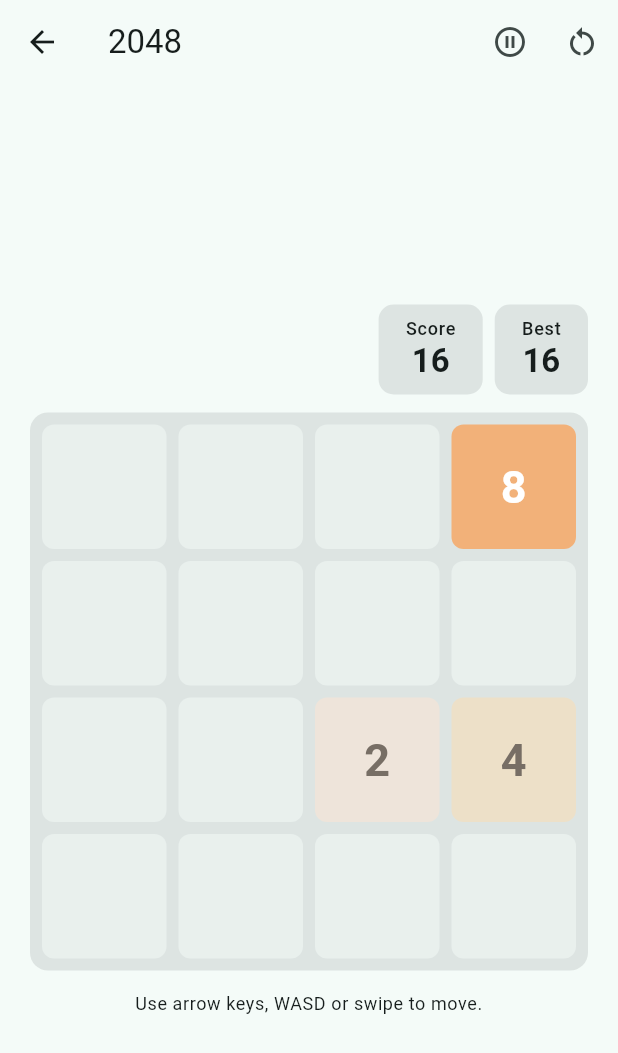
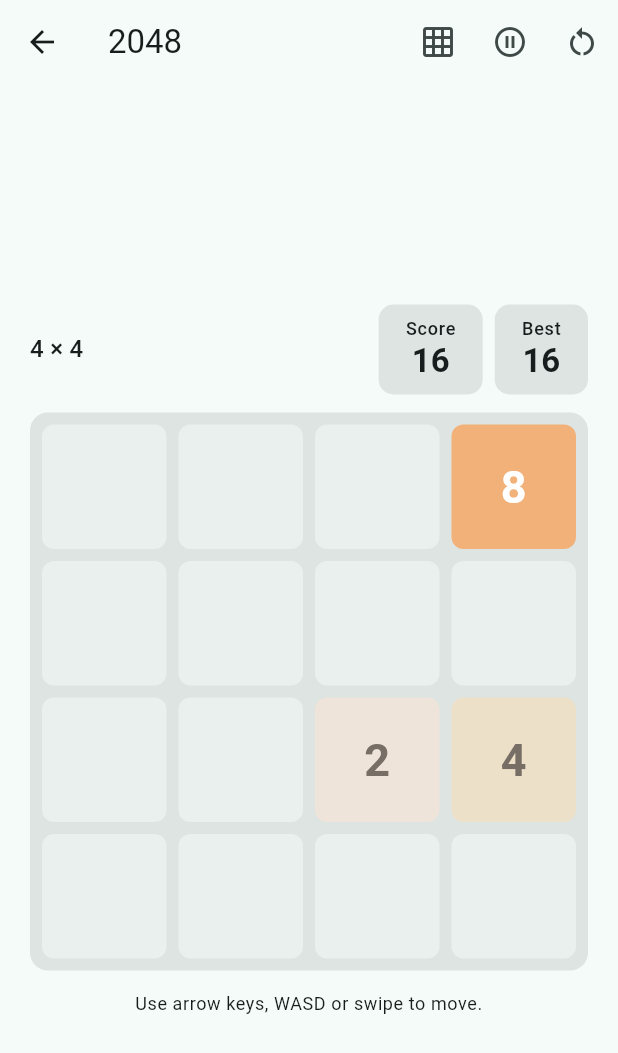
Before and after one commit to whynbnb/pockito, a Flutter app: the Game2048Screen screen opened directly, after a tap on the "play circle outline" icon, on a phone screen of 412 x 824 dp. Shown: the top 1053 px of the screen. Run offline on Flutter 3.47's test engine with Material 3 defaults, Android fonts, the light colour scheme and no system bars; our stand-ins replace file_picker, flutter_secure_storage, local_auth; missing offline and left inert: cryptography; accounts and stored records are empty.

Commit message:
Add 2048 board size modes and fix grid

```diff
--- a/lib/main.dart
+++ b/lib/main.dart
@@ -1484,15 +1484,34 @@
 
 enum Direction2048 { up, down, left, right }
 
+enum Game2048Mode {
+  mini(3, 256, '3 × 3'),
+  classic(4, 2048, '4 × 4'),
+  large(5, 4096, '5 × 5'),
+  huge(6, 8192, '6 × 6');
+
+  const Game2048Mode(this.size, this.target, this.label);
+  final int size;
+  final int target;
+  final String label;
+}
+
 class Game2048 {
-  Game2048({Random? random})
-    : this.withCells(List<int>.filled(size * size, 0), random: random);
-
-  Game2048.withCells(this.cells, {Random? random})
-    : _random = random ?? Random();
-
-  static const int size = 4;
-  final List<int> cells;
+  Game2048({Random? random, this.size = 4, this.target = 2048})
+    : _random = random ?? Random() {
+    cells = List<int>.filled(size * size, 0);
+  }
+
+  Game2048.withCells(
+    this.cells, {
+    this.size = 4,
+    this.target = 2048,
+    Random? random,
+  }) : _random = random ?? Random();
+
+  final int size;
+  final int target;
+  late final List<int> cells;
   final Random _random;
   int score = 0;
 
@@ -1523,7 +1542,7 @@
   bool move(Direction2048 direction, {bool spawn = true}) {
     final before = List<int>.of(cells);
     var gained = 0;
-    for (final line in _lines(direction)) {
+    for (final line in _lines(size, direction)) {
       final values = line.map((index) => cells[index]).toList();
       final collapsed = _collapse(values, (value) => gained += value);
       for (var index = 0; index < line.length; index++) {
@@ -1537,8 +1556,9 @@
   }
 
   static List<int> slideBoard(List<int> cells, Direction2048 direction) {
+    final size = sqrt(cells.length).round();
     final result = List<int>.of(cells);
-    for (final line in _lines(direction)) {
+    for (final line in _lines(size, direction)) {
       final values = line.map((index) => result[index]).toList();
       final collapsed = _collapse(values, (_) {});
       for (var index = 0; index < line.length; index++) {
@@ -1548,7 +1568,7 @@
     return result;
   }
 
-  static List<List<int>> _lines(Direction2048 direction) {
+  static List<List<int>> _lines(int size, Direction2048 direction) {
     final lines = <List<int>>[];
     for (var i = 0; i < size; i++) {
       final line = <int>[];
@@ -1649,13 +1669,14 @@
   }
 
   static double _evaluate(List<int> cells) {
+    final size = sqrt(cells.length).round();
     var empties = 0;
     for (final value in cells) {
       if (value == 0) empties++;
     }
     return empties * 2.7 +
-        _monotonicity(cells) +
-        _smoothness(cells) * 0.1 +
+        _monotonicity(cells, size) +
+        _smoothness(cells, size) * 0.1 +
         _maxTile(cells);
   }
 
@@ -1667,30 +1688,30 @@
     return _log2(maxValue);
   }
 
-  static double _smoothness(List<int> cells) {
+  static double _smoothness(List<int> cells, int size) {
     var smoothness = 0.0;
-    for (var row = 0; row < Game2048.size; row++) {
-      for (var column = 0; column < Game2048.size; column++) {
-        final index = row * Game2048.size + column;
+    for (var row = 0; row < size; row++) {
+      for (var column = 0; column < size; column++) {
+        final index = row * size + column;
         if (cells[index] == 0) continue;
         final value = _log2(cells[index]);
-        if (column + 1 < Game2048.size && cells[index + 1] != 0) {
+        if (column + 1 < size && cells[index + 1] != 0) {
           smoothness -= (value - _log2(cells[index + 1])).abs();
         }
-        if (row + 1 < Game2048.size && cells[index + Game2048.size] != 0) {
-          smoothness -= (value - _log2(cells[index + Game2048.size])).abs();
+        if (row + 1 < size && cells[index + size] != 0) {
+          smoothness -= (value - _log2(cells[index + size])).abs();
         }
       }
     }
     return smoothness;
   }
 
-  static double _monotonicity(List<int> cells) {
+  static double _monotonicity(List<int> cells, int size) {
     final totals = <double>[0, 0, 0, 0];
-    for (var row = 0; row < Game2048.size; row++) {
-      for (var column = 0; column + 1 < Game2048.size; column++) {
-        final current = _log2(cells[row * Game2048.size + column]);
-        final next = _log2(cells[row * Game2048.size + column + 1]);
+    for (var row = 0; row < size; row++) {
+      for (var column = 0; column + 1 < size; column++) {
+        final current = _log2(cells[row * size + column]);
+        final next = _log2(cells[row * size + column + 1]);
         if (current > next) {
           totals[0] += next - current;
         } else if (current < next) {
@@ -1698,10 +1719,10 @@
         }
       }
     }
-    for (var column = 0; column < Game2048.size; column++) {
-      for (var row = 0; row + 1 < Game2048.size; row++) {
-        final current = _log2(cells[row * Game2048.size + column]);
-        final next = _log2(cells[(row + 1) * Game2048.size + column]);
+    for (var column = 0; column < size; column++) {
+      for (var row = 0; row + 1 < size; row++) {
+        final current = _log2(cells[row * size + column]);
+        final next = _log2(cells[(row + 1) * size + column]);
         if (current > next) {
           totals[2] += next - current;
         } else if (current < next) {
@@ -1731,11 +1752,17 @@
   _ => const Color(0xff3c3a32),
 };
 
-double _tile2048FontSize(int value) {
-  if (value < 100) return 30;
-  if (value < 1000) return 26;
-  if (value < 10000) return 20;
-  return 16;
+double _tile2048FontSize(int value, int boardSize) {
+  final base = switch (boardSize) {
+    3 => 40.0,
+    4 => 30.0,
+    5 => 24.0,
+    _ => 19.0,
+  };
+  if (value < 100) return base;
+  if (value < 1000) return base * 0.85;
+  if (value < 10000) return base * 0.68;
+  return base * 0.55;
 }
 
 class Game2048Screen extends StatefulWidget {
@@ -1745,7 +1772,8 @@
 }
 
 class _Game2048ScreenState extends State<Game2048Screen> {
-  final _game = Game2048();
+  late Game2048 _game;
+  Game2048Mode _mode = Game2048Mode.classic;
   final _preferences = LocalPreferences();
   final _focusNode = FocusNode();
   Offset _dragDelta = Offset.zero;
@@ -1755,11 +1783,12 @@
 
   bool get _autoPlaying => _autoTimer != null;
 
+  String get _bestKey => 'game_2048_best_${_mode.size}';
+
   @override
   void initState() {
     super.initState();
-    _game.reset();
-    _loadBest();
+    _startMode(_mode);
   }
 
   @override
@@ -1769,10 +1798,27 @@
     super.dispose();
   }
 
+  void _startMode(Game2048Mode mode) {
+    _mode = mode;
+    _game = Game2048(size: mode.size, target: mode.target);
+    _game.reset();
+    _wonShown = false;
+    _best = 0;
+    _loadBest();
+  }
+
+  void _changeMode(Game2048Mode mode) {
+    if (mode == _mode) return;
+    _autoTimer?.cancel();
+    _autoTimer = null;
+    setState(() => _startMode(mode));
+  }
+
   Future<void> _loadBest() async {
-    final stored = await _preferences.getString('game_2048_best');
+    final key = _bestKey;
+    final stored = await _preferences.getString(key);
     final value = int.tryParse(stored ?? '');
-    if (!mounted || value == null) return;
+    if (!mounted || value == null || key != _bestKey) return;
     setState(() => _best = value);
   }
 
@@ -1781,12 +1827,12 @@
     setState(() {
       if (_game.score > _best) {
         _best = _game.score;
-        unawaited(_preferences.setString('game_2048_best', '$_best'));
+        unawaited(_preferences.setString(_bestKey, '$_best'));
       }
     });
     if (!_wonShown &&
         !_autoPlaying &&
-        _game.cells.any((value) => value >= 2048)) {
+        _game.cells.any((value) => value >= _game.target)) {
       _wonShown = true;
       _showWin();
     }
@@ -1830,7 +1876,9 @@
     context: context,
     builder: (context) => AlertDialog(
       title: Text(tr(context, 'You win!', '你赢了！')),
-      content: Text(tr(context, 'You reached 2048.', '你合成了 2048。')),
+      content: Text(
+        tr(context, 'You reached ${_game.target}.', '你合成了 ${_game.target}。'),
+      ),
       actions: [
         FilledButton(
           onPressed: () => Navigator.pop(context),
@@ -1898,7 +1946,10 @@
     );
   }
 
-  Widget _board(BuildContext context, double side) => SizedBox(
+  Widget _board(BuildContext context, double side) {
+    final size = _game.size;
+    final spacing = size <= 4 ? 8.0 : 5.0;
+    return SizedBox(
       width: side,
       height: side,
       child: Container(
@@ -1907,15 +1958,33 @@
           color: Theme.of(context).colorScheme.surfaceContainerHighest,
           borderRadius: BorderRadius.circular(12),
         ),
-      child: GridView.count(
-        crossAxisCount: Game2048.size,
-        physics: const NeverScrollableScrollPhysics(),
-        mainAxisSpacing: 8,
-        crossAxisSpacing: 8,
-        children: [for (final value in _game.cells) _Tile2048(value: value)],
-      ),
-    ),
-  );
+        child: Column(
+          children: [
+            for (var row = 0; row < size; row++) ...[
+              if (row > 0) SizedBox(height: spacing),
+              Expanded(
+                child: Row(
+                  crossAxisAlignment: CrossAxisAlignment.stretch,
+                  children: [
+                    for (var column = 0; column < size; column++) ...[
+                      if (column > 0) SizedBox(width: spacing),
+                      Expanded(
+                        child: _Tile2048(
+                          key: ValueKey('tile-$row-$column'),
+                          value: _game.cells[row * size + column],
+                          boardSize: size,
+                        ),
+                      ),
+                    ],
+                  ],
+                ),
+              ),
+            ],
+          ],
+        ),
+      ),
+    );
+  }
 
   Widget _gameOver(BuildContext context) => Container(
     decoration: BoxDecoration(
@@ -1948,6 +2017,16 @@
     appBar: AppBar(
       title: Text(tr(context, '2048', '2048')),
       actions: [
+        PopupMenuButton<Game2048Mode>(
+          tooltip: tr(context, 'Board size', '棋盘大小'),
+          initialValue: _mode,
+          onSelected: _changeMode,
+          icon: const Icon(Icons.grid_on),
+          itemBuilder: (context) => [
+            for (final mode in Game2048Mode.values)
+              PopupMenuItem(value: mode, child: Text(mode.label)),
+          ],
+        ),
         IconButton(
           tooltip: _autoPlaying
               ? tr(context, 'Pause auto play', '暂停自动游玩')
@@ -1985,7 +2064,13 @@
                   mainAxisSize: MainAxisSize.min,
                   children: [
                     Row(
-                      mainAxisAlignment: MainAxisAlignment.end,
+                      mainAxisAlignment: MainAxisAlignment.spaceBetween,
+                      children: [
+                        Text(
+                          _mode.label,
+                          style: Theme.of(context).textTheme.titleMedium,
+                        ),
+                        Row(
                           children: [
                             _scoreBox(
                               context,
@@ -1993,7 +2078,13 @@
                               _game.score,
                             ),
                             const SizedBox(width: 8),
-                        _scoreBox(context, tr(context, 'Best', '最高'), _best),
+                            _scoreBox(
+                              context,
+                              tr(context, 'Best', '最高'),
+                              _best,
+                            ),
+                          ],
+                        ),
                       ],
                     ),
                     const SizedBox(height: 12),
@@ -2033,8 +2124,9 @@
 }
 
 class _Tile2048 extends StatelessWidget {
-  const _Tile2048({required this.value});
+  const _Tile2048({super.key, required this.value, required this.boardSize});
   final int value;
+  final int boardSize;
 
   @override
   Widget build(BuildContext context) {
@@ -2059,7 +2151,7 @@
         style: TextStyle(
           color: value <= 4 ? const Color(0xff776e65) : Colors.white,
           fontWeight: FontWeight.bold,
-          fontSize: _tile2048FontSize(value),
+          fontSize: _tile2048FontSize(value, boardSize),
         ),
       ),
     );
```
Also changed, not shown: 3 other files. Lines whose indentation alone changed are shown as unchanged.
